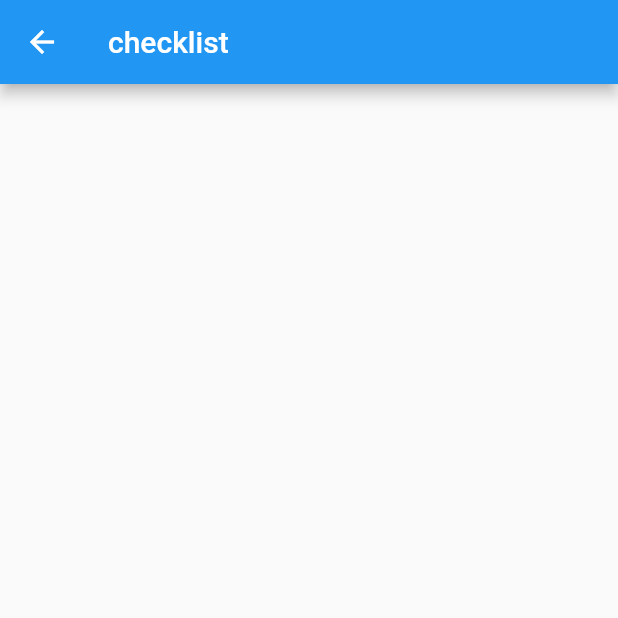
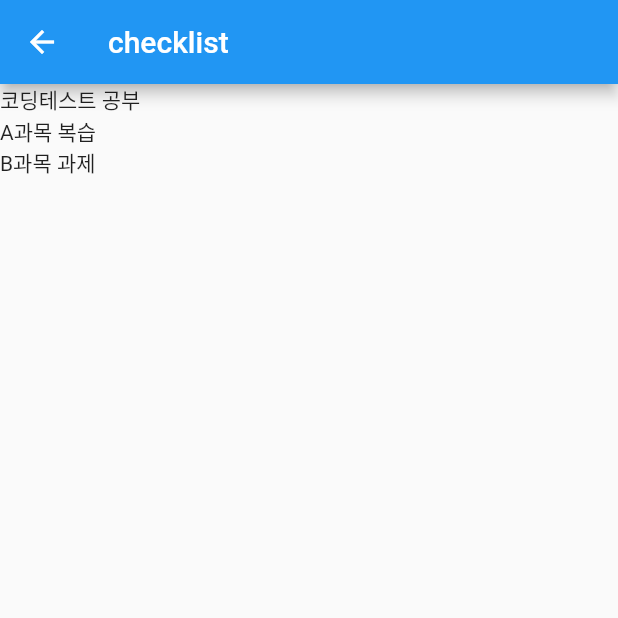
Before and after one commit to LiiNen/flutter_basic, a Flutter app: the ChecklistView screen opened directly, on a phone screen of 412 x 824 dp, the top half of it. Run offline on Flutter 3.47's test engine with Material 2 defaults, Android fonts, the phone set to English and light mode, and no system bars.

Commit message:
Add checklist default

```diff
--- a/lib/checklist_view.dart
+++ b/lib/checklist_view.dart
@@ -6,12 +6,32 @@ class ChecklistView extends StatefulWidget {
 }
 
 class _ChecklistView extends State<ChecklistView> {
+  List<String> todoList = [
+    '코딩테스트 공부',
+    'A과목 복습',
+    'B과목 과제',
+  ];
+
   @override
   Widget build(BuildContext context) {
     return Scaffold(
       appBar: AppBar(title: const Text('checklist')),
       body: Container(
-
+        child: Column(
+          mainAxisAlignment: MainAxisAlignment.start,
+          crossAxisAlignment: CrossAxisAlignment.stretch,
+          children: [
+            Container(
+              child: Text(todoList[0]),
+            ),
+            Container(
+              child: Text(todoList[1]),
+            ),
+            Container(
+              child: Text(todoList[2])
+            )
+          ]
+        )
       )
     );
   }
```
